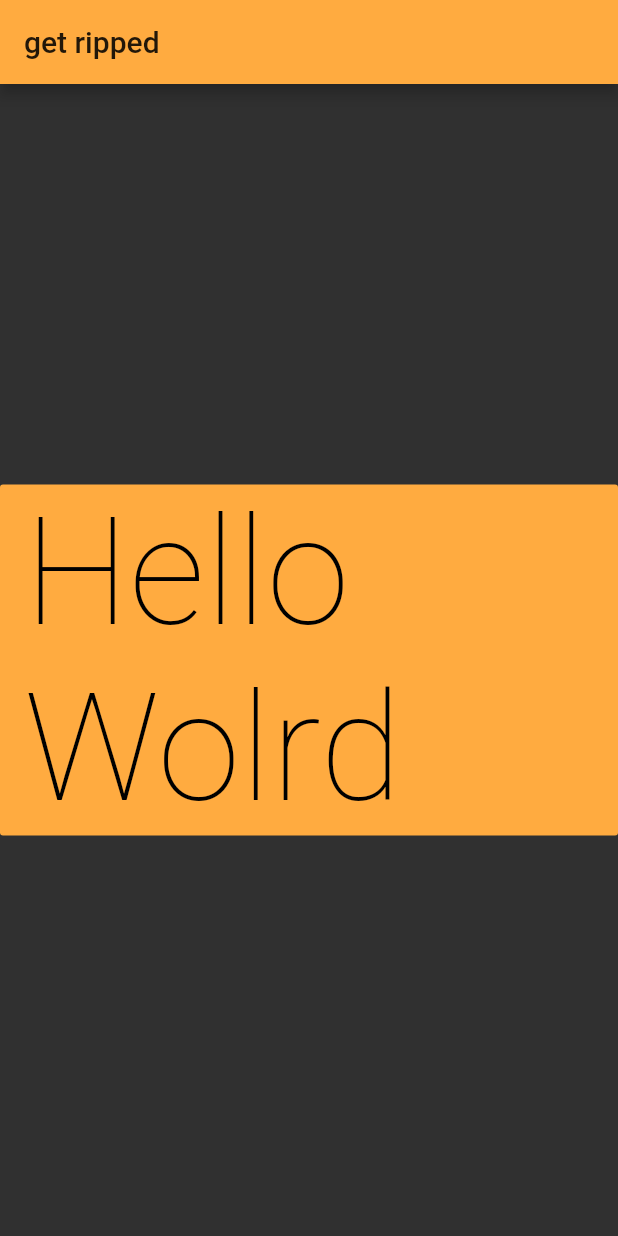
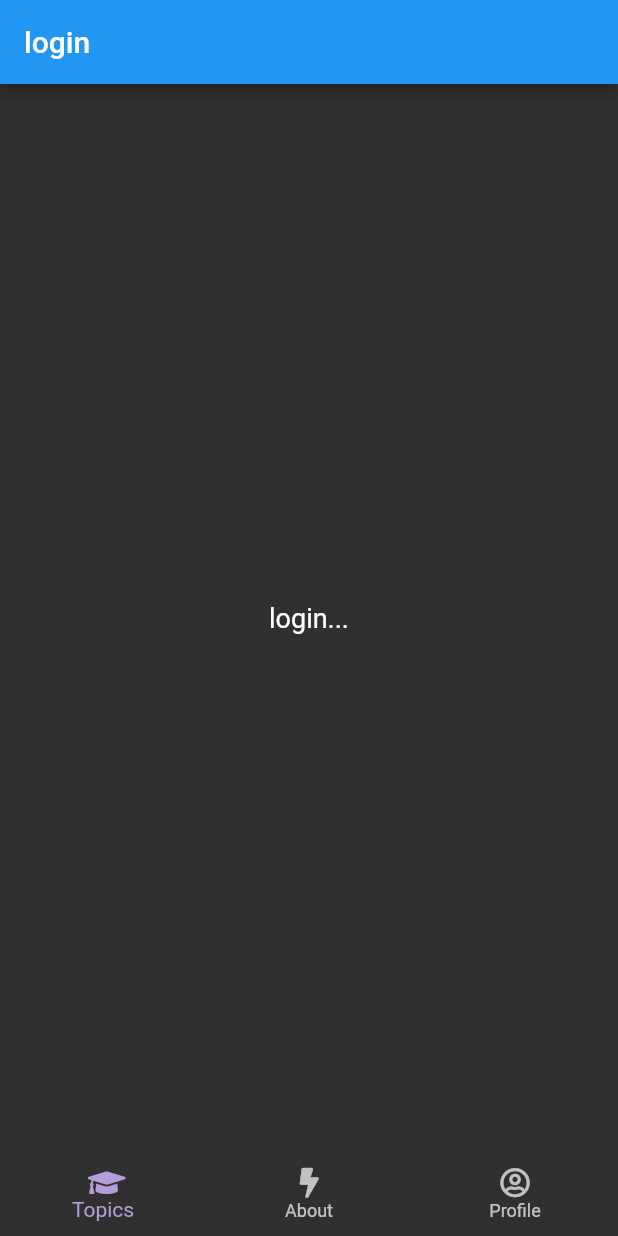
Before and after one commit to T3Drones/flutter-repo, a Flutter app: the screen it shows after launch, on a phone screen of 412 x 824 dp. Run offline on Flutter 3.47's test engine with Material 2 defaults, Android fonts, the phone set to English and light mode, and no system bars; our stand-ins replace cloud_firestore, firebase_analytics, firebase_auth, font_awesome_flutter, google_sign_in; accounts and stored records are empty; Roboto replaces fonts that are missing (Nunito).

Commit message:
some work done

```diff
--- a/lib/main.dart
+++ b/lib/main.dart
@@ -1,43 +1,47 @@
+import 'package:firebase_auth/firebase_auth.dart';
 import 'package:flutter/material.dart';
-import 'package:flutter/cupertino.dart';
-import 'dart:io' show Platform;
-import 'dart:math';
+import 'package:firebase_analytics/observer.dart';
+import 'package:firebase_analytics/firebase_analytics.dart';
+import 'package:provider/provider.dart';
+import 'screens/screens.dart';
+import 'package:quizapp/services/auth.dart';
 
 void main() => runApp(MyApp());
 
 class MyApp extends StatelessWidget {
   @override
   Widget build(BuildContext context) {
-    return MaterialApp(
-      theme: ThemeData(
+    return MultiProvider(
+      providers: [
+        StreamProvider<FirebaseUser>.value(value: AuthService().user)
+      ],
+      child: MaterialApp(
+        // Firebase Analytics
+        navigatorObservers: [
+          FirebaseAnalyticsObserver(analytics: FirebaseAnalytics()),
+        ],
+
+        routes: {
+          '/': (context) => LoginScreen(),
+          '/topics': (context) => TopicsScreen(),
+          '/profile': (context) => ProfileScreen(),
+          '/about': (context) => AboutScreen(),
+        },
+
+        // Theme
+        theme: ThemeData(
+          fontFamily: 'Nunito',
+          bottomAppBarTheme: BottomAppBarTheme(
+            color: Colors.black87,
+          ),
           brightness: Brightness.dark,
-          primaryColor: Colors.orangeAccent,
           textTheme: TextTheme(
-              bodyText1: TextStyle(color: Colors.orangeAccent, fontSize: 40),
-              headline1: TextStyle(color: Colors.black, fontSize: 100))),
-      home: HomeScreen(),
-    );
-  }
-}
-
-class HomeScreen extends StatelessWidget {
-  @override
-  Widget build(BuildContext context) {
-    return Scaffold(
-      appBar: AppBar(
-        title: Text(
-          "get ripped",
-        ),
-      ),
-      body: Center(
-        child: FlatButton(
-          child:
-              Text("Hello Wolrd", style: Theme.of(context).textTheme.headline1),
-          color: Colors.orangeAccent,
-          onPressed: () {
-            Navigator.push(
-                context, MaterialPageRoute(builder: (context) => HomeScreen()));
-          },
+            body1: TextStyle(fontSize: 18),
+            body2: TextStyle(fontSize: 16),
+            button: TextStyle(letterSpacing: 1.5, fontWeight: FontWeight.bold),
+            headline: TextStyle(fontWeight: FontWeight.bold),
+            subhead: TextStyle(color: Colors.grey),
+          ),
         ),
       ),
     );
--- /dev/null
+++ b/lib/screens/about.dart
@@ -0,0 +1,16 @@
+import 'package:flutter/material.dart';
+
+class AboutScreen extends StatelessWidget {
+  @override
+  Widget build(BuildContext context) {
+    return Scaffold(
+      appBar: AppBar(
+        title: Text('about'),
+        backgroundColor: Colors.blue,
+      ),
+      body: Center(
+        child: Text('About this app...'),
+      ),
+    );
+  }
+}
--- /dev/null
+++ b/lib/screens/login.dart
@@ -0,0 +1,18 @@
+import 'package:flutter/material.dart';
+import 'package:quizapp/shared/bottom_nav.dart';
+
+class LoginScreen extends StatelessWidget {
+  @override
+  Widget build(BuildContext context) {
+    return Scaffold(
+      appBar: AppBar(
+        title: Text('login'),
+        backgroundColor: Colors.blue,
+      ),
+      body: Center(
+        child: Text('login...'),
+      ),
+      bottomNavigationBar: AppBottomNav(),
+    );
+  }
+}
--- /dev/null
+++ b/lib/screens/screens.dart
@@ -0,0 +1,5 @@
+export 'login.dart';
+export 'topics.dart';
+export 'quiz.dart';
+export 'profile.dart';
+export 'about.dart';
--- /dev/null
+++ b/lib/shared/bottom_nav.dart
@@ -0,0 +1,34 @@
+import 'package:flutter/material.dart';
+import 'package:font_awesome_flutter/font_awesome_flutter.dart';
+
+class AppBottomNav extends StatelessWidget {
+  @override
+  Widget build(BuildContext context) {
+    return BottomNavigationBar(
+      items: [
+        BottomNavigationBarItem(
+            icon: Icon(FontAwesomeIcons.graduationCap, size: 20),
+            title: Text('Topics')),
+        BottomNavigationBarItem(
+            icon: Icon(FontAwesomeIcons.bolt, size: 20), title: Text('About')),
+        BottomNavigationBarItem(
+            icon: Icon(FontAwesomeIcons.userCircle, size: 20),
+            title: Text('Profile')),
+      ].toList(),
+      fixedColor: Colors.deepPurple[200],
+      onTap: (int idx) {
+        switch (idx) {
+          case 0:
+            // do nuttin
+            break;
+          case 1:
+            Navigator.pushNamed(context, '/about');
+            break;
+          case 2:
+            Navigator.pushNamed(context, '/profile');
+            break;
+        }
+      },
+    );
+  }
+}
```
Also changed, not shown: lib/screens/profile.dart (added, +58 -0 lines), lib/screens/topics.dart (added, +16 -0 lines), lib/services/auth.dart (added, +63 -0 lines), lib/shared/loader.dart (added, +26 -0 lines), pubspec.yaml (+12 -9 lines), lib/screens/quiz.dart (added), lib/services/db.dart (added), lib/services/globals.dart (added), lib/services/models.dart (added), lib/services/services.dart (added), lib/shared/progress_bar.dart (added), lib/shared/shared.dart (added), pubspec.lock.
